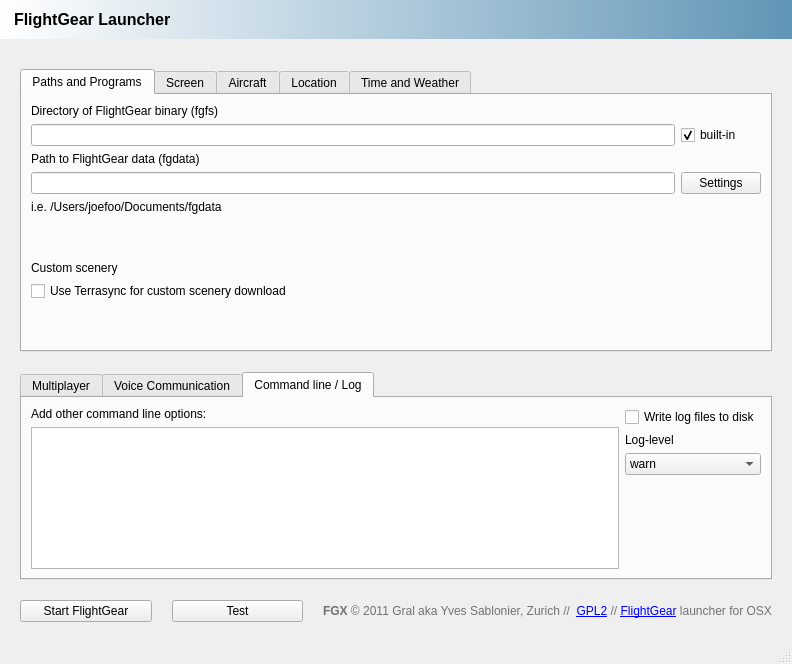
The window that src/fgx.ui (fgx/fgx) describes before a commit, drawn with Qt 5.
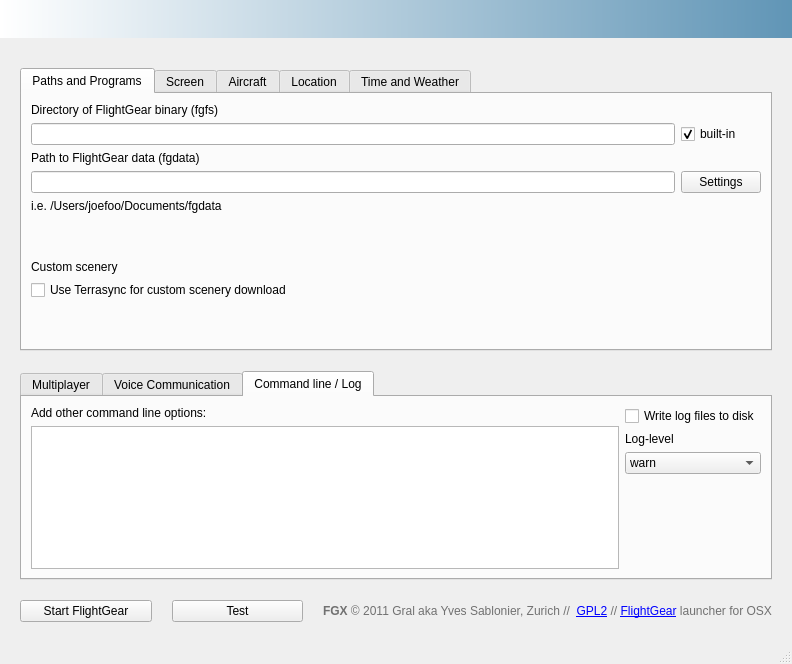
The same window after the commit. Icons and pictures are not drawn.

The edit to the form file:
```diff
--- a/src/fgx.ui
+++ b/src/fgx.ui
@@ -40,7 +40,7 @@
        <string notr="true">padding: 10px; fint-family: monospace; font-size: 12pt; font-weight: bold; background-color: qlineargradient(x1: 0, y1: 0, x2: 1, y2: 0, stop: 0 white, stop: 1 #6095B6);</string>
       </property>
       <property name="text">
-       <string>FlightGear Launcher</string>
+       <string/>
       </property>
       <property name="pixmap">
        <pixmap>../../originaldateien/logo-version-release22.png</pixmap>
@@ -156,7 +156,7 @@
             <property name="sizeHint" stdset="0">
              <size>
               <width>636</width>
-              <height>11</height>
+              <height>9</height>
              </size>
             </property>
            </spacer>
@@ -186,7 +186,7 @@
             <property name="sizeHint" stdset="0">
              <size>
               <width>636</width>
-              <height>34</height>
+              <height>31</height>
              </size>
             </property>
            </spacer>
```
Left out of the diff: 4 changed lines with no effect on the pictures.
